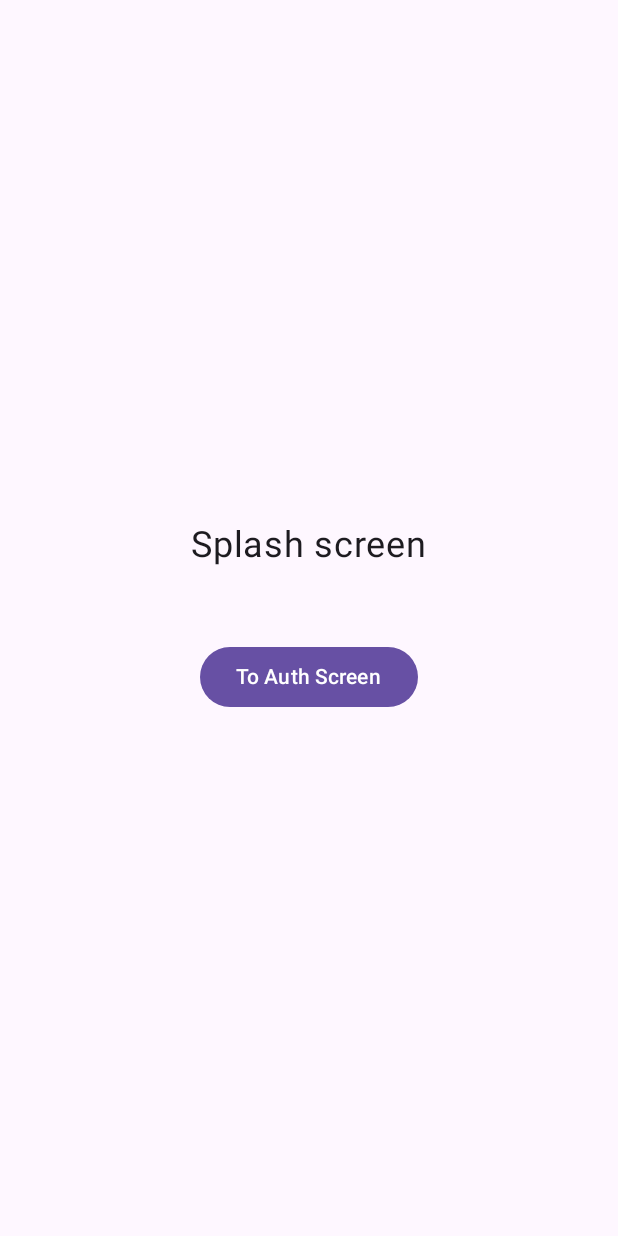
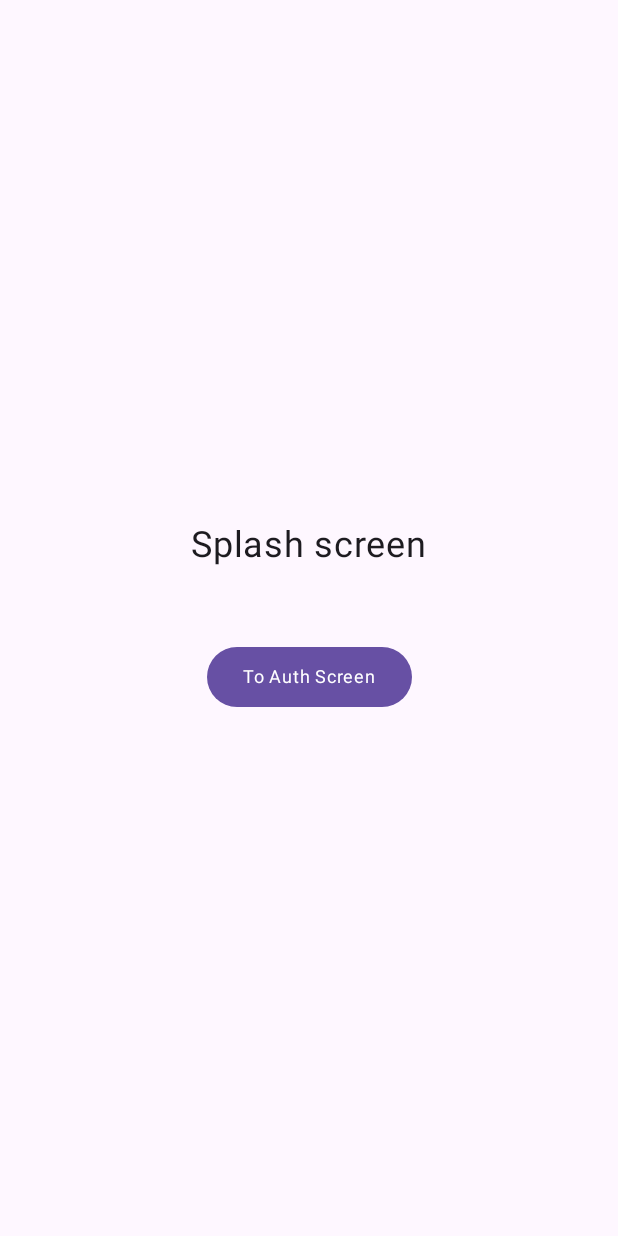
Before and after one commit to revakovsky/EventifyCommunity, an Android app built with Jetpack Compose: the screen it shows after launch (MainActivity), on a phone screen of 412 x 824 dp. Run offline under Robolectric (Android 15) with nearby library versions, the phone set to English and light mode, and no system bars; our stand-ins replace Dagger/Hilt's generated code.

Commit message:
create Sing In screen, improve and add widgets and add Dimens file

```diff
--- a/app/src/main/java/com/revakovskyi/eventifycommunity/ui/theme/Theme.kt
+++ b/app/src/main/java/com/revakovskyi/eventifycommunity/ui/theme/Theme.kt
@@ -8,6 +8,8 @@ import androidx.compose.runtime.Composable
 import androidx.compose.runtime.CompositionLocalProvider
 import com.revakovskyi.core.presentation.ui.theme.AppShapes
 import com.revakovskyi.core.presentation.ui.theme.AppTypography
+import com.revakovskyi.core.presentation.ui.theme.Dimens
+import com.revakovskyi.core.presentation.ui.theme.LocalDimens
 import com.revakovskyi.core.presentation.ui.theme.darkBackground
 import com.revakovskyi.core.presentation.ui.theme.darkError
 import com.revakovskyi.core.presentation.ui.theme.darkErrorContainer
@@ -153,7 +155,9 @@ fun EventifyCommunityTheme(
         if (!useDarkTheme) LightColors
         else DarkColors
 
-    CompositionLocalProvider {
+    CompositionLocalProvider(
+        LocalDimens provides Dimens()
+    ) {
         MaterialTheme(
             colorScheme = colors,
             shapes = AppShapes,
--- /dev/null
+++ b/core/src/main/java/com/revakovskyi/core/presentation/ui/theme/Dimens.kt
@@ -0,0 +1,28 @@
+package com.revakovskyi.core.presentation.ui.theme
+
+import androidx.compose.material3.MaterialTheme
+import androidx.compose.runtime.Composable
+import androidx.compose.runtime.ReadOnlyComposable
+import androidx.compose.runtime.compositionLocalOf
+import androidx.compose.ui.unit.Dp
+import androidx.compose.ui.unit.dp
+
+data class Dimens(
+    val zero: Dp = 0.dp,
+    val smallest: Dp = 2.dp,
+    val extraSmall: Dp = 4.dp,
+    val small: Dp = 8.dp,
+    val medium: Dp = 16.dp,
+    val large: Dp = 32.dp,
+    val extraLarge: Dp = 64.dp,
+
+    val fieldMaxWidth: Dp = 400.dp,
+    val buttonWidth: Dp = 200.dp,
+)
+
+val LocalDimens = compositionLocalOf { Dimens() }
+
+val MaterialTheme.dimens: Dimens
+    @Composable
+    @ReadOnlyComposable
+    get() = LocalDimens.current
--- a/core/src/main/java/com/revakovskyi/core/presentation/ui/theme/Shape.kt
+++ b/core/src/main/java/com/revakovskyi/core/presentation/ui/theme/Shape.kt
@@ -7,5 +7,5 @@ import androidx.compose.ui.unit.dp
 val AppShapes = Shapes(
     small = RoundedCornerShape(4.dp),
     medium = RoundedCornerShape(6.dp),
-    large = RoundedCornerShape(8.dp),
+    large = RoundedCornerShape(12.dp),
 )
--- a/core/src/main/java/com/revakovskyi/core/presentation/ui/theme/Type.kt
+++ b/core/src/main/java/com/revakovskyi/core/presentation/ui/theme/Type.kt
@@ -29,6 +29,22 @@ val AppTypography = Typography(
     titleLarge = TextStyle(
         fontFamily = Nunito,
         fontWeight = FontWeight.ExtraBold,
+        fontSize = 64.sp,
+        lineHeight = 28.sp,
+        letterSpacing = 0.sp
+    ),
+
+    titleMedium = TextStyle(
+        fontFamily = Nunito,
+        fontWeight = FontWeight.ExtraBold,
+        fontSize = 48.sp,
+        lineHeight = 28.sp,
+        letterSpacing = 0.sp
+    ),
+
+    titleSmall = TextStyle(
+        fontFamily = Nunito,
+        fontWeight = FontWeight.ExtraBold,
         fontSize = 32.sp,
         lineHeight = 28.sp,
         letterSpacing = 0.sp
@@ -45,15 +61,31 @@ val AppTypography = Typography(
     bodyMedium = TextStyle(
         fontFamily = Nunito,
         fontWeight = FontWeight.Normal,
+        fontSize = 20.sp,
+        lineHeight = 24.sp,
+        letterSpacing = 0.5.sp
+    ),
+
+    bodySmall = TextStyle(
+        fontFamily = Nunito,
+        fontWeight = FontWeight.Normal,
         fontSize = 16.sp,
         lineHeight = 24.sp,
         letterSpacing = 0.5.sp
     ),
 
-    labelSmall = TextStyle(
+    labelLarge = TextStyle(
         fontFamily = Nunito,
         fontWeight = FontWeight.Normal,
-        fontSize = 11.sp,
+        fontSize = 12.sp,
+        lineHeight = 16.sp,
+        letterSpacing = 0.5.sp
+    ),
+
+    labelMedium = TextStyle(
+        fontFamily = Nunito,
+        fontWeight = FontWeight.Normal,
+        fontSize = 8.sp,
         lineHeight = 16.sp,
         letterSpacing = 0.5.sp
     )
--- a/core/src/main/java/com/revakovskyi/core/presentation/widgets/OutlinedHintText.kt
+++ b/core/src/main/java/com/revakovskyi/core/presentation/widgets/OutlinedHintText.kt
@@ -2,7 +2,6 @@ package com.revakovskyi.core.presentation.widgets
 
 import androidx.compose.material3.Text
 import androidx.compose.runtime.Composable
-import androidx.compose.ui.unit.sp
 import com.revakovskyi.core.presentation.ui.theme.AppTypography
 
 @Composable
@@ -12,8 +11,7 @@ fun OutlinedHintText(
 
     Text(
         text = text,
-        fontSize = 16.sp,
-        style = AppTypography.bodyMedium
+        style = AppTypography.bodySmall
     )
 
 }
--- a/core/src/main/java/com/revakovskyi/core/presentation/widgets/TextRegular.kt
+++ b/core/src/main/java/com/revakovskyi/core/presentation/widgets/TextRegular.kt
@@ -3,21 +3,24 @@ package com.revakovskyi.core.presentation.widgets
 import androidx.compose.material3.MaterialTheme
 import androidx.compose.material3.Text
 import androidx.compose.runtime.Composable
+import androidx.compose.ui.Modifier
 import androidx.compose.ui.graphics.Color
 import androidx.compose.ui.text.TextStyle
 import com.revakovskyi.core.presentation.ui.theme.AppTypography
 
 @Composable
 fun TextRegular(
+    modifier: Modifier = Modifier,
     text: String,
     style: TextStyle = AppTypography.bodyMedium,
     textColor: Color = MaterialTheme.colorScheme.onBackground,
 ) {
 
     Text(
+        modifier = modifier,
         text = text,
         style = style,
-        color = textColor
+        color = textColor,
     )
 
 }
--- a/core/src/main/java/com/revakovskyi/core/presentation/widgets/TextTitle.kt
+++ b/core/src/main/java/com/revakovskyi/core/presentation/widgets/TextTitle.kt
@@ -12,7 +12,7 @@ import com.revakovskyi.core.presentation.ui.theme.AppTypography
 fun TextTitle(
     modifier: Modifier = Modifier,
     text: String,
-    style: TextStyle = AppTypography.titleLarge,
+    style: TextStyle = AppTypography.titleMedium,
     textColor: Color = MaterialTheme.colorScheme.primary,
 ) {
 
--- /dev/null
+++ b/featureAuth/src/main/res/drawable/google_icon.xml
@@ -0,0 +1,34 @@
+<vector xmlns:android="http://schemas.android.com/apk/res/android"
+    android:width="64dp"
+    android:height="64dp"
+    android:viewportWidth="32"
+    android:viewportHeight="32">
+  <group>
+    <clip-path
+        android:pathData="M31.409,13.091L16.5,13.091l0,6.182l8.582,0C24.282,23.2 20.936,25.455 16.5,25.455c-5.236,0 -9.455,-4.218 -9.455,-9.455s4.218,-9.455 9.455,-9.455c2.255,0 4.291,0.8 5.891,2.109l4.655,-4.655C24.209,1.527 20.573,-0 16.5,-0 7.627,-0 0.5,7.127 0.5,16s7.127,16 16,16c8,0 15.273,-5.818 15.273,-16 0,-0.945 -0.145,-1.964 -0.364,-2.909z"/>
+    <path
+        android:pathData="M-0.955,25.455L-0.955,6.545l12.364,9.455z"
+        android:fillColor="#fbbc05"/>
+  </group>
+  <group>
+    <clip-path
+        android:pathData="M31.409,13.091L16.5,13.091l0,6.182l8.582,0C24.282,23.2 20.936,25.455 16.5,25.455c-5.236,0 -9.455,-4.218 -9.455,-9.455s4.218,-9.455 9.455,-9.455c2.255,0 4.291,0.8 5.891,2.109l4.655,-4.655C24.209,1.527 20.573,-0 16.5,-0 7.627,-0 0.5,7.127 0.5,16s7.127,16 16,16c8,0 15.273,-5.818 15.273,-16 0,-0.945 -0.145,-1.964 -0.364,-2.909z"/>
+    <path
+        android:pathData="M-0.955,6.545l12.364,9.455 5.091,-4.436L33.955,8.727L33.955,-1.455L-0.955,-1.455z"
+        android:fillColor="#ea4335"/>
+  </group>
+  <group>
+    <clip-path
+        android:pathData="M31.409,13.091L16.5,13.091l0,6.182l8.582,0C24.282,23.2 20.936,25.455 16.5,25.455c-5.236,0 -9.455,-4.218 -9.455,-9.455s4.218,-9.455 9.455,-9.455c2.255,0 4.291,0.8 5.891,2.109l4.655,-4.655C24.209,1.527 20.573,-0 16.5,-0 7.627,-0 0.5,7.127 0.5,16s7.127,16 16,16c8,0 15.273,-5.818 15.273,-16 0,-0.945 -0.145,-1.964 -0.364,-2.909z"/>
+    <path
+        android:pathData="M-0.955,25.455l21.818,-16.727 5.745,0.727L33.955,-1.455l0,34.909L-0.955,33.455z"
+        android:fillColor="#34a853"/>
+  </group>
+  <group>
+    <clip-path
+        android:pathData="M31.409,13.091L16.5,13.091l0,6.182l8.582,0C24.282,23.2 20.936,25.455 16.5,25.455c-5.236,0 -9.455,-4.218 -9.455,-9.455s4.218,-9.455 9.455,-9.455c2.255,0 4.291,0.8 5.891,2.109l4.655,-4.655C24.209,1.527 20.573,-0 16.5,-0 7.627,-0 0.5,7.127 0.5,16s7.127,16 16,16c8,0 15.273,-5.818 15.273,-16 0,-0.945 -0.145,-1.964 -0.364,-2.909z"/>
+    <path
+        android:pathData="M33.955,33.455L11.409,16l-2.909,-2.182 25.455,-7.273z"
+        android:fillColor="#4285f4"/>
+  </group>
+</vector>
--- a/featureAuth/src/main/res/values/strings.xml
+++ b/featureAuth/src/main/res/values/strings.xml
@@ -14,5 +14,11 @@
     <string name="password_icon">Password icon</string>
     <string name="entered_password_invisible">Entered Password invisible</string>
     <string name="entered_password_visible">Entered Password visible</string>
+    <string name="forgot_password">Forgot Password?</string>
+    <string name="google">Google</string>
+    <string name="or_sign_in_using">Or Sign In using</string>
+    <string name="sign_in">Sign In</string>
+    <string name="sing_up">Sing Up</string>
+    <string name="don_t_have_an_account">Don\'t have an account?</string>
 
 </resources>
```
Also changed, not shown: core/src/main/java/com/revakovskyi/core/presentation/widgets/ButtonRegular.kt (added, +46 -0 lines), core/src/main/java/com/revakovskyi/core/presentation/widgets/OutlinedEditTextField.kt (+4 -4 lines), core/src/main/java/com/revakovskyi/core/presentation/widgets/TextClickable.kt (added, +43 -0 lines), core/src/main/java/com/revakovskyi/core/presentation/widgets/TextWithHorizontalBar.kt (added, +54 -0 lines), featureAuth/src/main/java/com/revakovskyi/featureauth/presentation/screens/SingInScreen.kt (+58 -3 lines).
